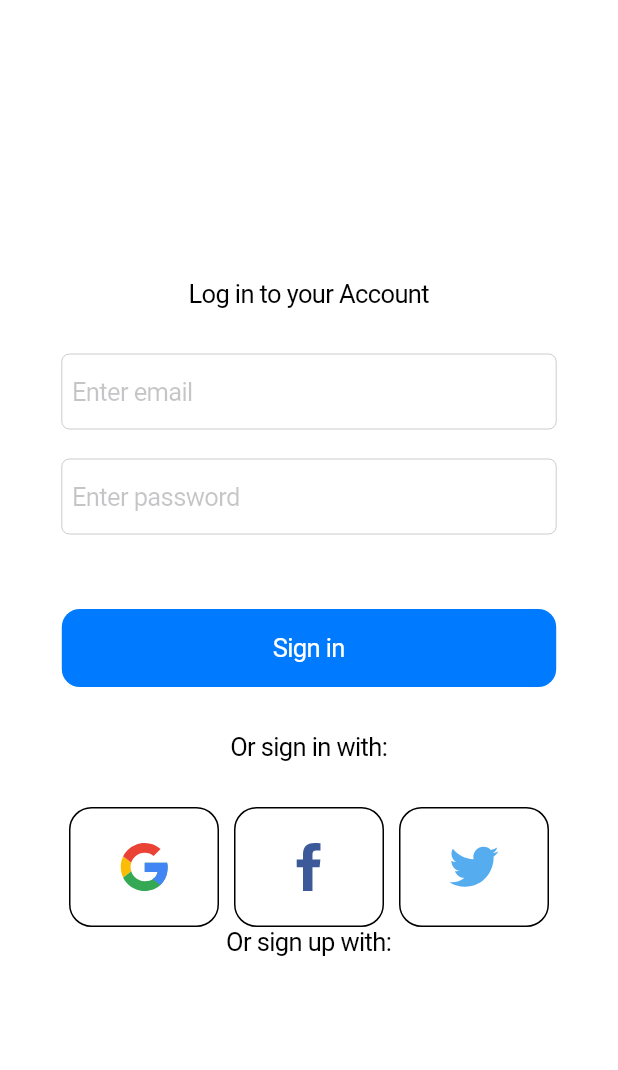
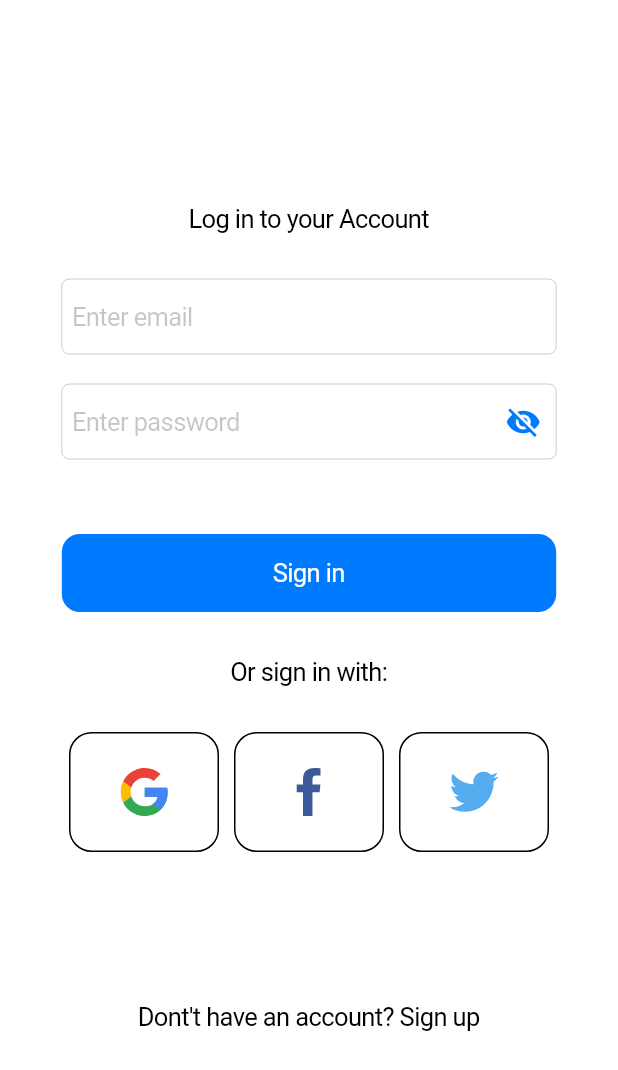
Before and after one commit to emyeeeel/MAD3-Submission-1---Catado, a Flutter app: the screen it shows after launch, on a phone screen of 412 x 824 dp. Shown: the top 1070 px of the screen. Run offline on Flutter 3.47's test engine with Material 3 defaults, Android fonts, the light colour scheme and no system bars; our stand-ins replace firebase_auth, firebase_core, flutter_svg, get_it, go_router; accounts and stored records are empty.

Commit message:
added password visibility functions

```diff
--- a/lib/src/routing/router.dart
+++ b/lib/src/routing/router.dart
@@ -10,7 +10,7 @@ import 'package:mobile_mad3/src/screens/auth/login_screen.dart';
 import 'package:mobile_mad3/src/screens/home/profile.dart';
 
 import '../screens/home/home_screen.dart';
-import '../screens/home/wrapper.dart';
+import '../screens/home/home_wrapper.dart';
 
 class GlobalRouter{
   // Static method to initialize the singleton in GetIt
@@ -35,11 +35,11 @@ class GlobalRouter{
       }
       return null;
     }
-    if (AuthController.I.state != AuthState.authenticated) {
-      if (state.matchedLocation == LoginScreen.route) {
-        return null;
+
+    if (AuthController.I.state == AuthState.unauthenticated) {
+      if (state.matchedLocation != LoginScreen.route) {
+        return LoginScreen.route;
       }
-      return LoginScreen.route;
     }
     return null;
   }
@@ -73,8 +73,8 @@ class GlobalRouter{
                     }),
                 GoRoute(
                     parentNavigatorKey: _shellNavigatorKey,
-                    path: "/profile",
-                    name: "Wrapped Index",
+                    path: ProfileScreen.route,
+                    name: ProfileScreen.name,
                     builder: (context, _) {
                       return const ProfileScreen();
                     }),
--- a/lib/src/screens/auth/login_screen.dart
+++ b/lib/src/screens/auth/login_screen.dart
@@ -6,7 +6,7 @@ import 'package:flutter_svg/flutter_svg.dart';
 
 class LoginScreen extends StatefulWidget {
 
-  static const String route = '/auth';
+  static const String route = '/login';
   static const String name = "Login Screen";
 
   const LoginScreen({super.key});
@@ -19,11 +19,14 @@ class _LoginScreenState extends State<LoginScreen> {
 
   late TextEditingController email, password;
 
+  late bool isClicked;
+
   @override
   void initState() {
     super.initState();
     email = TextEditingController();
     password = TextEditingController();
+    isClicked = false;
   }
 
   @override
@@ -36,11 +39,6 @@ class _LoginScreenState extends State<LoginScreen> {
   @override
   Widget build(BuildContext context) {
     return CupertinoPageScaffold(
-      // navigationBar: CupertinoNavigationBar(
-
-      //   backgroundColor: Colors.deepPurple[200],
-      //   middle: Text('Log in Screen'),
-      // ),
       child: Center(
         child: Column(
           mainAxisAlignment: MainAxisAlignment.center,
@@ -62,7 +60,22 @@ class _LoginScreenState extends State<LoginScreen> {
               child: CupertinoTextField(
                 controller: password,
                 placeholder: "Enter password",
-                obscureText: true,
+                obscureText: isClicked ? false : true,
+                suffix: GestureDetector(
+                  onTap: () {
+                    setState(() {
+                      isClicked = !isClicked;
+                    });
+                  },
+                  child: SizedBox(
+                    child: Row(
+                      children: [
+                        Icon(isClicked ? Icons.visibility : Icons.visibility_off),
+                        const SizedBox(width: 10,)
+                      ],
+                    ),
+                  ),
+                ),
               ),
             ),
             const SizedBox(height: 50,),
@@ -115,75 +128,11 @@ class _LoginScreenState extends State<LoginScreen> {
                 const Spacer(),
               ],
             ),
-            const Text("Or sign up with:"),
+            const SizedBox(height: 100,),
+            const Text("Dont't have an account? Sign up"),
           ],
         ),
       )
     );
-    // return Scaffold(
-    //   appBar: AppBar(
-    //     centerTitle: true,
-    //     automaticallyImplyLeading: false,
-    //     title: const Text("Log in"),
-    //   ),
-    //   body: Center(
-    //     child: Column(
-    //       children: [
-    //         Container(
-    //           width: MediaQuery.of(context).size.width - 80,
-    //           height: 50,
-    //           decoration: BoxDecoration(
-    //             borderRadius: BorderRadius.circular(25),
-    //             border: Border.all(width: 2, color: Colors.black),
-    //           ),
-    //           child: Padding(
-    //             padding: const EdgeInsets.fromLTRB(20,0,0,0),
-    //             child: TextField(
-    //               controller: email,
-    //               decoration: const InputDecoration(
-    //                 hintText: 'Email',
-    //                 border: InputBorder.none,
-    //               ),
-    //             ),
-    //           ),
-    //         ),
-    //         const SizedBox(height: 20,),
-    //         Container(
-    //           width: MediaQuery.of(context).size.width - 80,
-    //           height: 50,
-    //           decoration: BoxDecoration(
-    //             borderRadius: BorderRadius.circular(25),
-    //             border: Border.all(width: 2, color: Colors.black),
-    //           ),
-    //           child: Padding(
-    //             padding: const EdgeInsets.fromLTRB(20,0,0,0),
-    //             child: TextField(
-    //               controller: password,
-    //               decoration: const InputDecoration(
-    //                 hintText: 'Password',
-    //                 border: InputBorder.none,
-    //               ),
-    //             ),
-    //           ),
-    //         ),
-    //       ],
-    //     ),
-    //   ),
-    //   bottomNavigationBar: SafeArea(
-    //     child: Padding(
-    //       padding: const EdgeInsets.fromLTRB(0,0,0,20),
-    //       child: Container(
-    //         margin: const EdgeInsets.symmetric(horizontal: 24),
-    //         height: 52,
-    //         child: ElevatedButton(
-    //           onPressed: () {
-    //             AuthController.I.logIn(email.text.trim(), password.text.trim());
-    //           },
-    //           child: const Text("Log in"),
-    //         ),
-    //       ),
-    //     ),
-    //   ),
-    // );
   }
 }
--- a/lib/src/screens/home/wrapper.dart
+++ b/lib/src/screens/home/home_wrapper.dart
@@ -1,5 +1,4 @@
 import 'package:flutter/cupertino.dart';
-import 'package:flutter/material.dart';
 import 'package:mobile_mad3/src/screens/home/profile.dart';
 import '../../routing/router.dart';
 import 'home_screen.dart';
@@ -15,7 +14,7 @@ class HomeWrapper extends StatefulWidget {
 class _HomeWrapperState extends State<HomeWrapper> {
   int index = 0;
 
-  List<String> routes = [HomeScreen.route, "/profile"];
+  List<String> routes = [HomeScreen.route, ProfileScreen.route];
 
   @override
   Widget build(BuildContext context) {
```
Also changed, not shown: lib/src/screens/auth/email_pass.dart (deleted, +0 -10 lines), lib/src/screens/auth/sign_up_screen.dart (added, +27 -0 lines), 1 other file.
